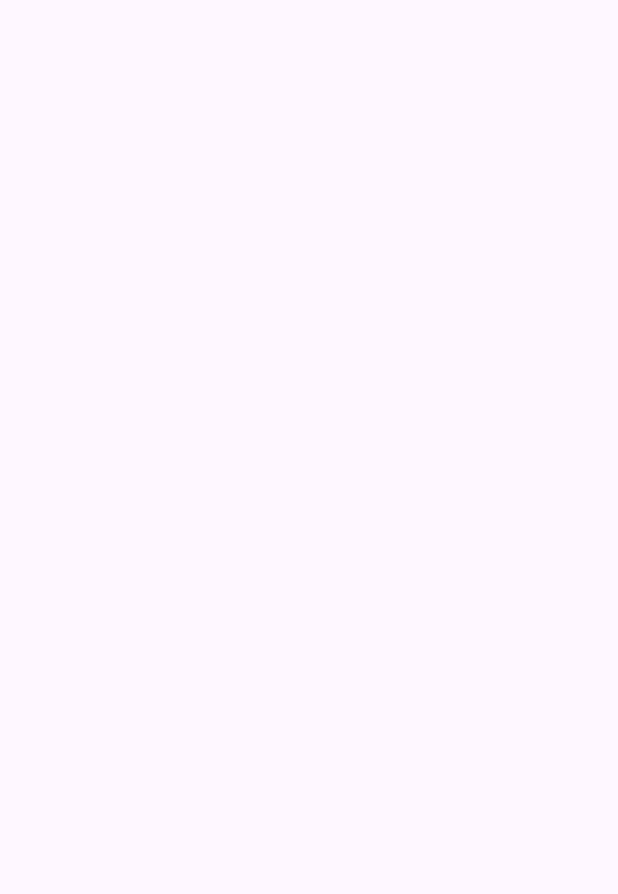
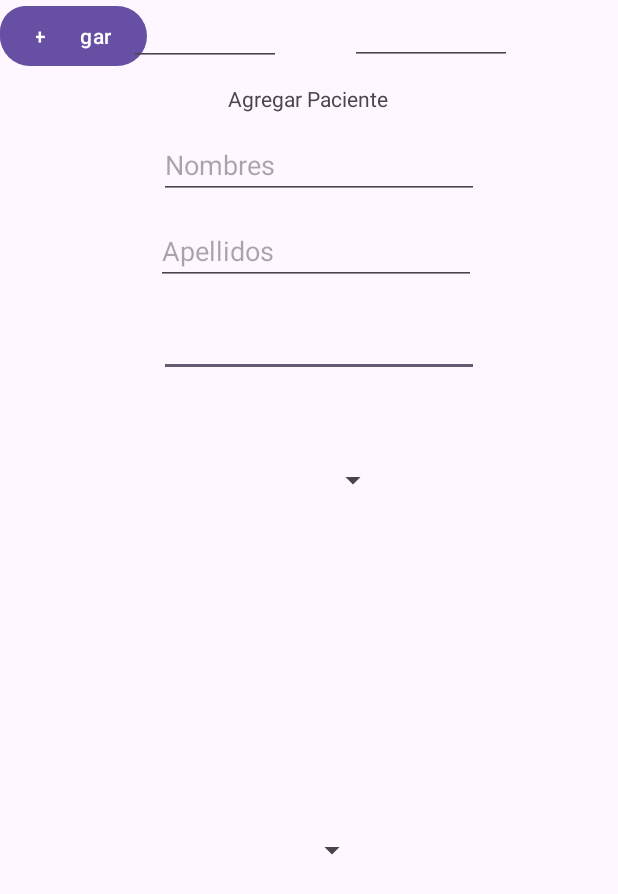
Before and after one commit to AlexGameDev07/AlexGameDev07-appMedival, an Android app: the AgregarPacientesActivity screen opened directly, with no data from a screen before it, on a phone screen of 412 x 824 dp. Before the commit the part shown is empty. Shown: the top 894 px of the screen. Run offline under Robolectric (Android 15) with nearby library versions, the light colour scheme and no system bars.

Commit message:
agrgué elementos de las vistas

```diff
--- a/app/src/main/java/RecyclerViewHelper/Adapter.kt
+++ b/app/src/main/java/RecyclerViewHelper/Adapter.kt
@@ -50,6 +50,7 @@ class Adapter(private var Data: List<DataClassPacientes>) : RecyclerView.Adapter
         Data=listaDatos.toList()
         notifyItemRemoved(position)
         notifyDataSetChanged()
+
 
     }
 
--- a/app/src/main/res/layout/activity_agregar_pacientes.xml
+++ b/app/src/main/res/layout/activity_agregar_pacientes.xml
@@ -7,4 +7,140 @@
     android:layout_height="match_parent"
     tools:context=".AgregarPacientesActivity">
 
+    <TextView
+        android:id="@+id/textView2"
+        android:layout_width="wrap_content"
+        android:layout_height="wrap_content"
+        android:layout_marginTop="56dp"
+        android:text="Agregar Paciente"
+        app:layout_constraintEnd_toEndOf="parent"
+        app:layout_constraintHorizontal_bias="0.498"
+        app:layout_constraintStart_toStartOf="parent"
+        app:layout_constraintTop_toTopOf="parent" />
+
+    <EditText
+        android:id="@+id/txtEdad"
+        android:layout_width="wrap_content"
+        android:layout_height="wrap_content"
+        android:layout_marginTop="16dp"
+        android:ems="10"
+        android:inputType="numberSigned"
+        app:layout_constraintEnd_toEndOf="parent"
+        app:layout_constraintHorizontal_bias="0.532"
+        app:layout_constraintStart_toStartOf="parent"
+        app:layout_constraintTop_toBottomOf="@+id/txtApellidos" />
+
+    <EditText
+        android:id="@+id/txtNombres"
+        android:layout_width="wrap_content"
+        android:layout_height="wrap_content"
+        android:layout_marginTop="12dp"
+        android:ems="10"
+        android:hint="Nombres"
+        android:inputType="text"
+        app:layout_constraintEnd_toEndOf="parent"
+        app:layout_constraintHorizontal_bias="0.532"
+        app:layout_constraintStart_toStartOf="parent"
+        app:layout_constraintTop_toBottomOf="@+id/textView2" />
+
+    <EditText
+        android:id="@+id/txtApellidos"
+        android:layout_width="wrap_content"
+        android:layout_height="wrap_content"
+        android:layout_marginTop="12dp"
+        android:ems="10"
+        android:hint="Apellidos"
+        android:inputType="text"
+        app:layout_constraintEnd_toEndOf="parent"
+        app:layout_constraintHorizontal_bias="0.522"
+        app:layout_constraintStart_toStartOf="parent"
+        app:layout_constraintTop_toBottomOf="@+id/txtNombres" />
+
+    <androidx.recyclerview.widget.RecyclerView
+        android:id="@+id/rcvMedicamentos"
+        android:layout_width="393dp"
+        android:layout_height="112dp"
+        tools:layout_editor_absoluteX="7dp"
+        tools:layout_editor_absoluteY="537dp" />
+
+    <Button
+        android:id="@+id/btnInsertarPaciente"
+        android:layout_width="wrap_content"
+        android:layout_height="wrap_content"
+        android:text="Agregar"
+        tools:layout_editor_absoluteX="164dp"
+        tools:layout_editor_absoluteY="658dp" />
+
+    <Button
+        android:id="@+id/btnAgregarMedicamento"
+        android:layout_width="54dp"
+        android:layout_height="42dp"
+        android:text="+"
+        tools:layout_editor_absoluteX="259dp"
+        tools:layout_editor_absoluteY="479dp" />
+
+    <Spinner
+        android:id="@+id/spnMedicamentos"
+        android:layout_width="203dp"
+        android:layout_height="49dp"
+
+
+        app:layout_constraintBottom_toBottomOf="parent"
+        app:layout_constraintEnd_toEndOf="parent"
+        app:layout_constraintHorizontal_bias="0.201"
+        app:layout_constraintStart_toStartOf="parent"
+        app:layout_constraintTop_toTopOf="parent"
+        app:layout_constraintVertical_bias="0.7" />
+
+    <EditText
+        android:id="@+id/txtNumHaiación"
+        android:layout_width="101dp"
+        android:layout_height="44dp"
+        android:ems="10"
+        android:inputType="numberSigned"
+        app:layout_constraintEnd_toEndOf="@+id/txtEdad"
+        app:layout_constraintHorizontal_bias="0.393"
+        app:layout_constraintStart_toStartOf="parent"
+        tools:layout_editor_absoluteY="420dp" />
+
+    <EditText
+        android:id="@+id/txtNumCama"
+        android:layout_width="108dp"
+        android:layout_height="43dp"
+        android:ems="10"
+        android:inputType="numberSigned"
+        app:layout_constraintEnd_toEndOf="parent"
+        app:layout_constraintHorizontal_bias="0.768"
+        app:layout_constraintStart_toStartOf="parent"
+        tools:layout_editor_absoluteY="420dp" />
+
+    <Spinner
+        android:id="@+id/spnEnfermedad"
+        android:layout_width="203dp"
+        android:layout_height="49dp"
+
+
+        app:layout_constraintBottom_toBottomOf="parent"
+        app:layout_constraintEnd_toEndOf="parent"
+        app:layout_constraintHorizontal_bias="0.269"
+        app:layout_constraintStart_toStartOf="parent"
+        app:layout_constraintTop_toTopOf="parent"
+        app:layout_constraintVertical_bias="0.381" />
+
+    <Button
+        android:id="@+id/btnAgregarEnfermedad"
+        android:layout_width="54dp"
+        android:layout_height="47dp"
+        android:text="+"
+        tools:layout_editor_absoluteX="269dp"
+        tools:layout_editor_absoluteY="261dp" />
+
+    <androidx.recyclerview.widget.RecyclerView
+        android:id="@+id/rcvEnfermedades"
+        android:layout_width="378dp"
+        android:layout_height="99dp"
+        tools:layout_editor_absoluteX="16dp"
+        tools:layout_editor_absoluteY="316dp" />
+
+
 </androidx.constraintlayout.widget.ConstraintLayout>
```
Also changed, not shown: 1 other file.
